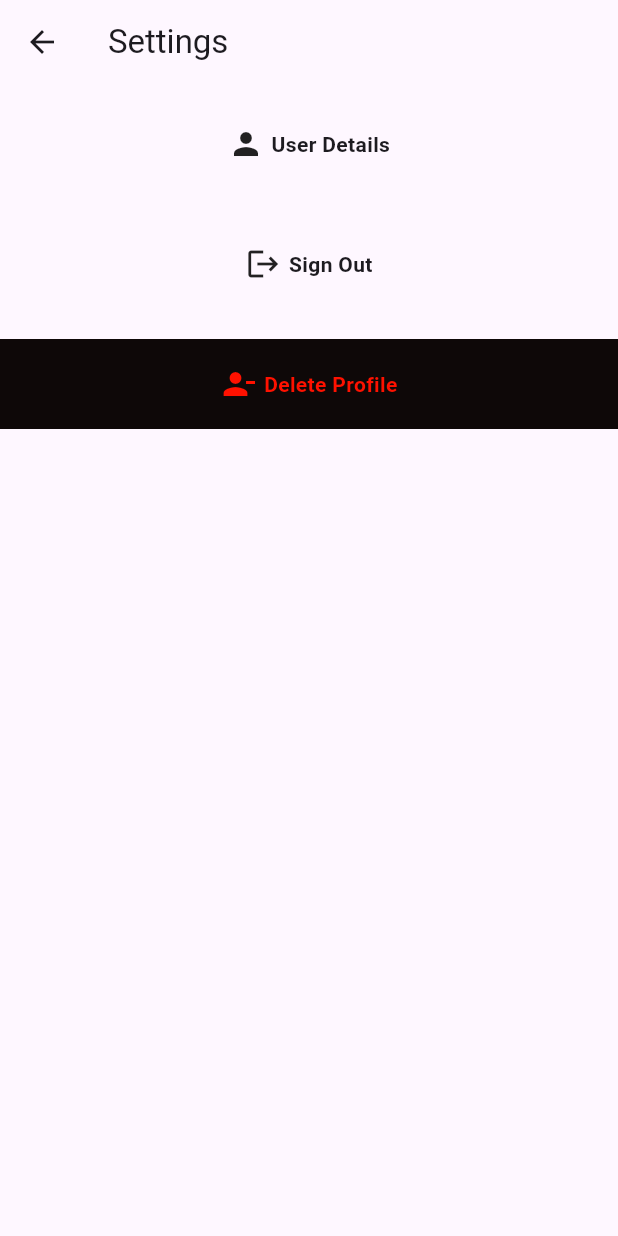
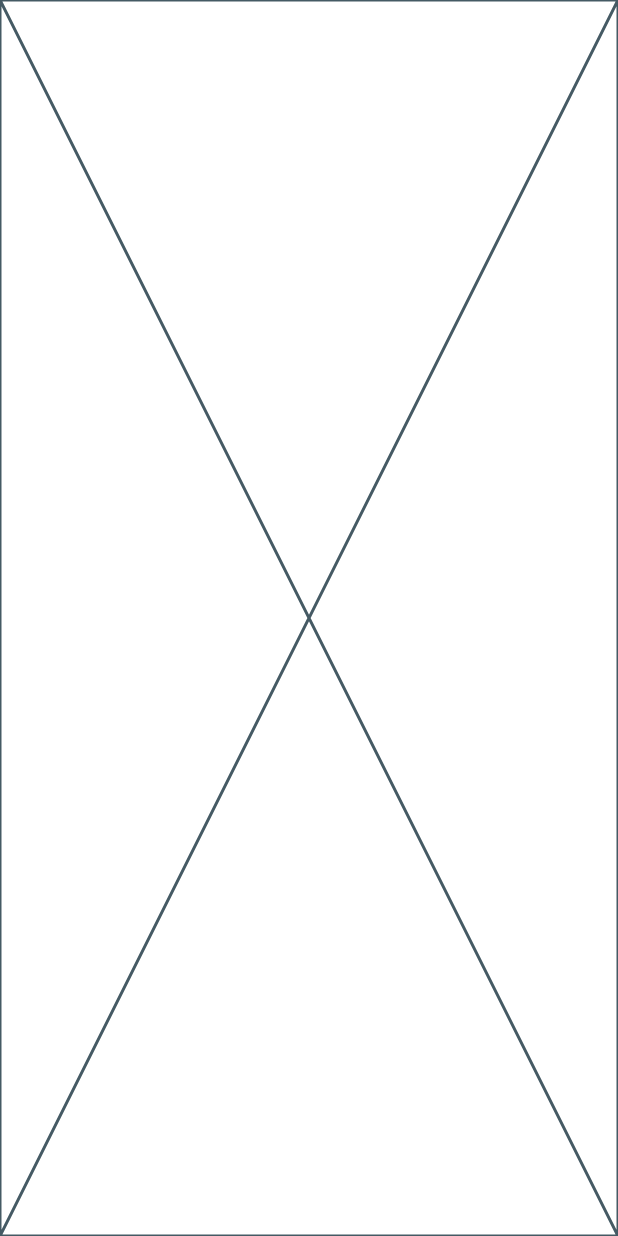
Before and after one commit to Mo-H3at/Technical-Assessment-Falcorp-, a Flutter app: the SettingsPage screen opened directly, after a tap on "User Details", on a phone screen of 412 x 824 dp. Run offline on Flutter 3.47's test engine with Material 3 defaults, Android fonts, the phone set to English and light mode, and no system bars; our stand-ins replace flutter_secure_storage, material_ui; accounts and stored records are empty.

Commit message:
Update Page creation
Created page and route for user updating their name or email
(functionality  and layout to be added)

```diff
--- a/technical_assessment/lib/pages/settings/settings.dart
+++ b/technical_assessment/lib/pages/settings/settings.dart
@@ -1,6 +1,7 @@
 import 'package:material_ui/material_ui.dart';
 import 'package:technical_assessment/pages/settings/delete_profile.dart';
 import 'package:technical_assessment/pages/settings/sign_out.dart';
+import 'package:technical_assessment/pages/settings/update_profile.dart';
 
 class SettingsPage extends StatefulWidget {
   const SettingsPage({super.key});
@@ -42,9 +43,8 @@ class _SettingsPageState extends State<SettingsPage> {
                   ),
                 ),
               ),
-              onTap: () {
-
-              },
+              onTap: () => Navigator.push(context,
+                  MaterialPageRoute(builder: (context) => UpdateProfilePage())),
             ),
             InkWell(
               child: Container(
--- /dev/null
+++ b/technical_assessment/lib/pages/settings/update_profile.dart
@@ -0,0 +1,15 @@
+import 'package:flutter/widgets.dart';
+
+class UpdateProfilePage extends StatefulWidget {
+  const UpdateProfilePage({super.key});
+
+  @override
+  State<UpdateProfilePage> createState() => _UpdateProfilePageState();
+}
+
+class _UpdateProfilePageState extends State<UpdateProfilePage> {
+  @override
+  Widget build(BuildContext context) {
+    return const Placeholder();
+  }
+}
```
